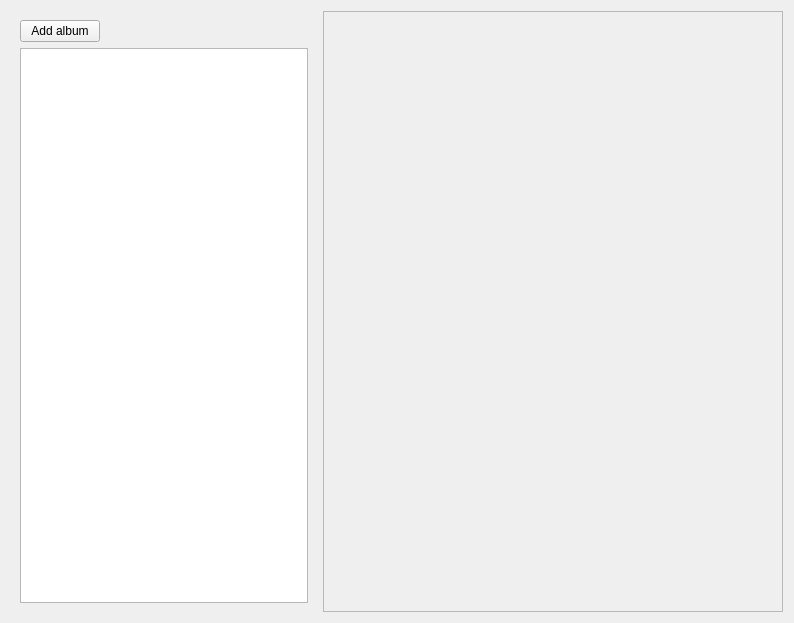
Above: ui_templates/files/main_page.ui from IliaSuponeff/QWhiteBoard before the change. Below: the same form after it.
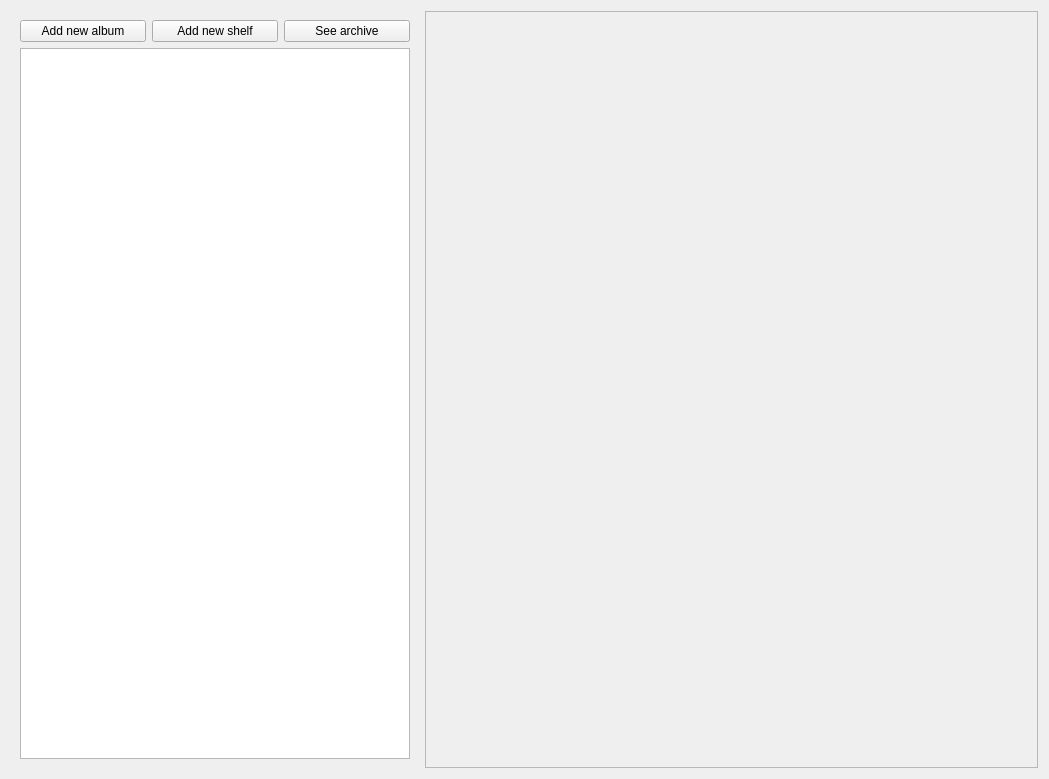
That is the form after the change.

Commit message: Update loading pages on main window

What changed in the file:
```diff
--- a/ui_templates/files/main_page.ui
+++ b/ui_templates/files/main_page.ui
@@ -6,8 +6,8 @@
    <rect>
     <x>0</x>
     <y>0</y>
-    <width>794</width>
-    <height>623</height>
+    <width>1049</width>
+    <height>779</height>
    </rect>
   </property>
   <property name="windowTitle">
@@ -28,22 +28,23 @@
         <item>
          <widget class="QPushButton" name="add_album_btn">
           <property name="text">
-           <string>Add album</string>
+           <string>Add new album</string>
           </property>
          </widget>
         </item>
         <item>
-         <spacer name="hSpacer_1">
-          <property name="orientation">
-           <enum>Qt::Horizontal</enum>
+         <widget class="QPushButton" name="add_new_shelf_btn">
+          <property name="text">
+           <string>Add new shelf</string>
           </property>
-          <property name="sizeHint" stdset="0">
-           <size>
-            <width>40</width>
-            <height>20</height>
-           </size>
+         </widget>
+        </item>
+        <item>
+         <widget class="QPushButton" name="archive_swap_btn">
+          <property name="text">
+           <string>See archive</string>
           </property>
-         </spacer>
+         </widget>
         </item>
        </layout>
       </item>
@@ -61,7 +62,7 @@
     </widget>
    </item>
    <item>
-    <widget class="QFrame" name="album_info_frame">
+    <widget class="QStackedWidget" name="items_info_widgets_stack">
      <property name="sizePolicy">
       <sizepolicy hsizetype="Expanding" vsizetype="Expanding">
        <horstretch>3</horstretch>
@@ -74,6 +75,7 @@
      <property name="frameShadow">
       <enum>QFrame::Raised</enum>
      </property>
+     <widget class="QWidget" name="unused_page"/>
     </widget>
    </item>
   </layout>
```
The commit also changes 4 other files.
